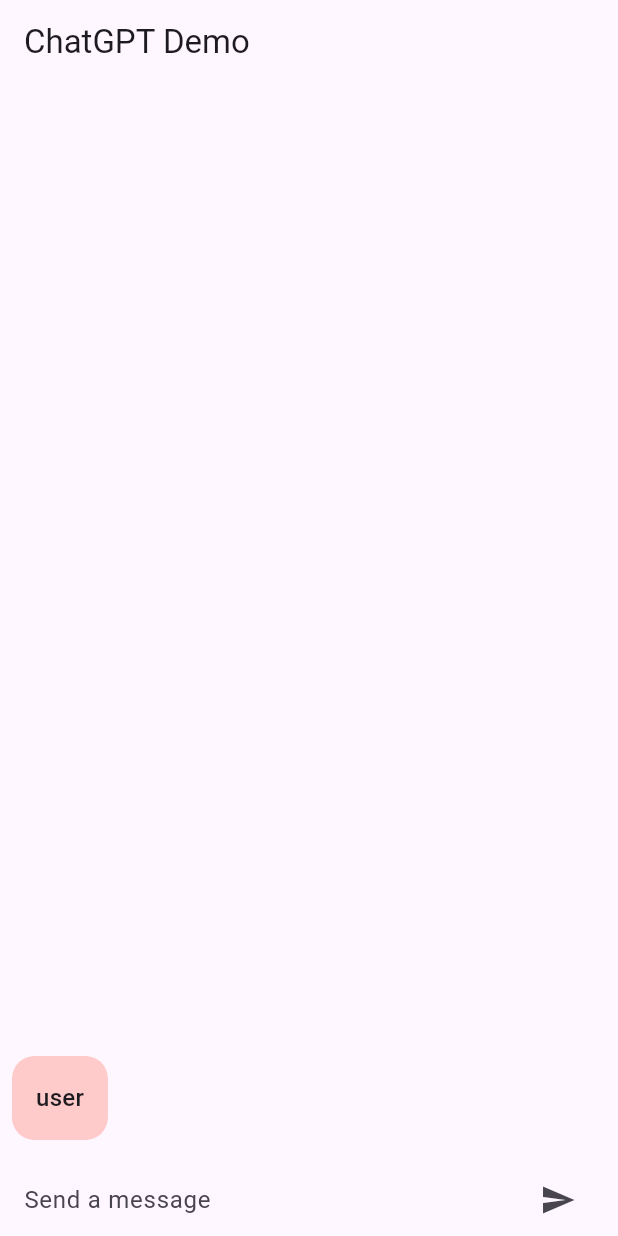
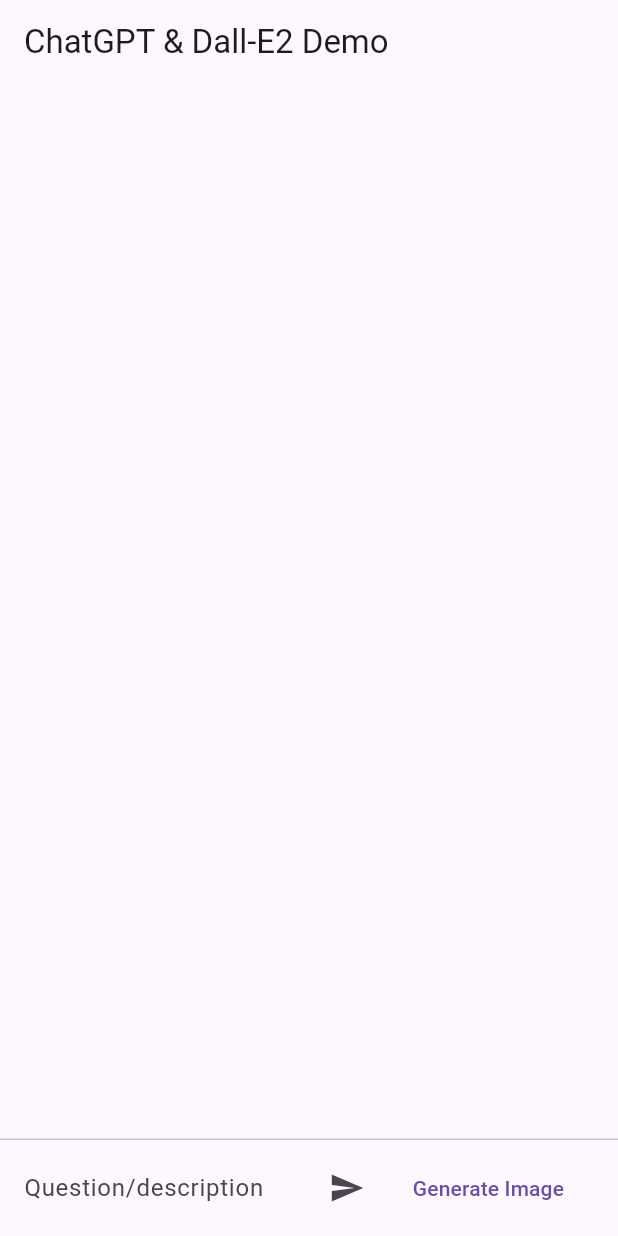
Before and after one commit to ADGx6ix9ine/Chat-GPT-Demo, a Flutter app: the screen it shows after launch, after a tap on the "send" icon, on a phone screen of 412 x 824 dp. Run offline on Flutter 3.47's test engine with Material 2 defaults, Android fonts, the phone set to English and light mode, and no system bars; our stand-ins replace flutter_dotenv, velocity_x; missing offline and left inert: chat_gpt_sdk.

Commit message:
2nd commit

```diff
--- a/lib/chat_screen.dart
+++ b/lib/chat_screen.dart
@@ -1,63 +1,138 @@
-import 'package:chat_gpt/chatmessage.dart';
+import 'package:chat_gpt_sdk/chat_gpt_sdk.dart';
 import 'package:flutter/material.dart';
+import 'package:flutter_dotenv/flutter_dotenv.dart';
 import 'package:velocity_x/velocity_x.dart';
 
+import 'chatmessage.dart';
+import 'threedots.dart';
+
 class ChatScreen extends StatefulWidget {
-  const ChatScreen({Key? key}) : super(key: key);
+  const ChatScreen({super.key});
 
   @override
   State<ChatScreen> createState() => _ChatScreenState();
 }
 
 class _ChatScreenState extends State<ChatScreen> {
+  final TextEditingController _controller = TextEditingController();
+  final List<ChatMessage> _messages = [];
+  OpenAI? chatGPT;
+  bool _isImageSearch = false;
 
-  final TextEditingController _controller=TextEditingController();
-  final List<ChatMessage> _messages=[];
-  void _sendMessage(){
-    ChatMessage _message=ChatMessage(text: _controller.text, sender: "user");
+  bool _isTyping = false;
+
+  @override
+  void initState() {
+    chatGPT = OpenAI.instance.build(
+        token:  dotenv.env["https://beta.openai.com/account/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"],
+        baseOption: HttpSetup(receiveTimeout: const Duration(seconds: 60000)),isLogger: true);
+    super.initState();
+  }
+
+  @override
+  void dispose() {
+    chatGPT?.close();
+    chatGPT?.genImgClose();
+    super.dispose();
+  }
+
+  // Link for api - https://beta.openai.com/account/api-keys
+
+  void _sendMessage() async {
+    if (_controller.text.isEmpty) return;
+    ChatMessage message = ChatMessage(
+      text: _controller.text,
+      sender: "user",
+      isImage: false,
+    );
 
     setState(() {
-      _messages.insert(0, _message);
+      _messages.insert(0, message);
+      _isTyping = true;
     });
 
     _controller.clear();
+
+    if (_isImageSearch) {
+      final request = GenerateImage(message.text, 1, size: "256x256");
+
+      final response = await chatGPT!.generateImage(request);
+      Vx.log(response!.data!.last!.url!);
+      insertNewData(response.data!.last!.url!, isImage: true);
+    } else {
+      final request =
+      CompleteText(prompt: message.text, model: kChatGptTurbo0301Model);
+
+      final response = await chatGPT!.onCompletion(request: request);
+      Vx.log(response!.choices[0].text);
+      insertNewData(response.choices[0].text, isImage: false);
+    }
   }
 
-  Widget _buildTextComposer(){
+  void insertNewData(String response, {bool isImage = false}) {
+    ChatMessage botMessage = ChatMessage(
+      text: response,
+      sender: "bot",
+      isImage: false,
+    );
+
+    setState(() {
+      _isTyping = false;
+      _messages.insert(0, botMessage);
+    });
+  }
+
+  Widget _buildTextComposer() {
     return Row(
       children: [
-        Expanded(child: TextField(
+        Expanded(
+          child: TextField(
             controller: _controller,
             onSubmitted: (value) => _sendMessage(),
-        decoration: const InputDecoration.collapsed(hintText: "Send a message"),
-        )
+            decoration: const InputDecoration.collapsed(
+                hintText: "Question/description"),
           ),
+        ),
+        ButtonBar(
+          children: [
             IconButton(
-            onPressed: ()=> _sendMessage(),
-            icon: const Icon(Icons.send)
-        )
+              icon: const Icon(Icons.send),
+              onPressed: () {
+                _isImageSearch = false;
+                _sendMessage();
+              },
+            ),
+            TextButton(
+                onPressed: () {
+                  _isImageSearch = true;
+                  _sendMessage();
+                },
+                child: const Text("Generate Image"))
+          ],
+        ),
       ],
     ).px16();
   }
 
   @override
   Widget build(BuildContext context) {
-    return  Scaffold(
-      appBar:
-      AppBar(
-        title: const Text("ChatGPT Demo"),
-      ),
+    return Scaffold(
+        appBar: AppBar(title: const Text("ChatGPT & Dall-E2 Demo")),
         body: SafeArea(
           child: Column(
             children: [
-            Flexible(child: ListView.builder(
+              Flexible(
+                  child: ListView.builder(
                     reverse: true,
                     padding: Vx.m8,
                     itemCount: _messages.length,
                     itemBuilder: (context, index) {
                       return _messages[index];
-            }
-            )
+                    },
+                  )),
+              if (_isTyping) const ThreeDots(),
+              const Divider(
+                height: 1.0,
               ),
               Container(
                 decoration: BoxDecoration(
@@ -67,8 +142,6 @@ class _ChatScreenState extends State<ChatScreen> {
               )
             ],
           ),
-      ),
-
-    );
+        ));
   }
 }
--- a/pubspec.yaml
+++ b/pubspec.yaml
@@ -39,8 +39,8 @@ dependencies:
   chat_gpt_sdk:
     git:
       url: https://github.com/iampawan/Flutter-ChatGPT.git
-
   velocity_x: ^3.6.0
+  flutter_dotenv: ^5.0.2
 dev_dependencies:
   flutter_test:
     sdk: flutter
@@ -64,7 +64,8 @@ flutter:
   uses-material-design: true
 
   # To add assets to your application, add an assets section, like this:
-  # assets:
+  assets:
+    - .env
   #   - images/a_dot_burr.jpeg
   #   - images/a_dot_ham.jpeg
 
```
Also changed, not shown: lib/threedots.dart (added, +59 -0 lines), pubspec.lock. Lines whose indentation alone changed are shown as unchanged.
